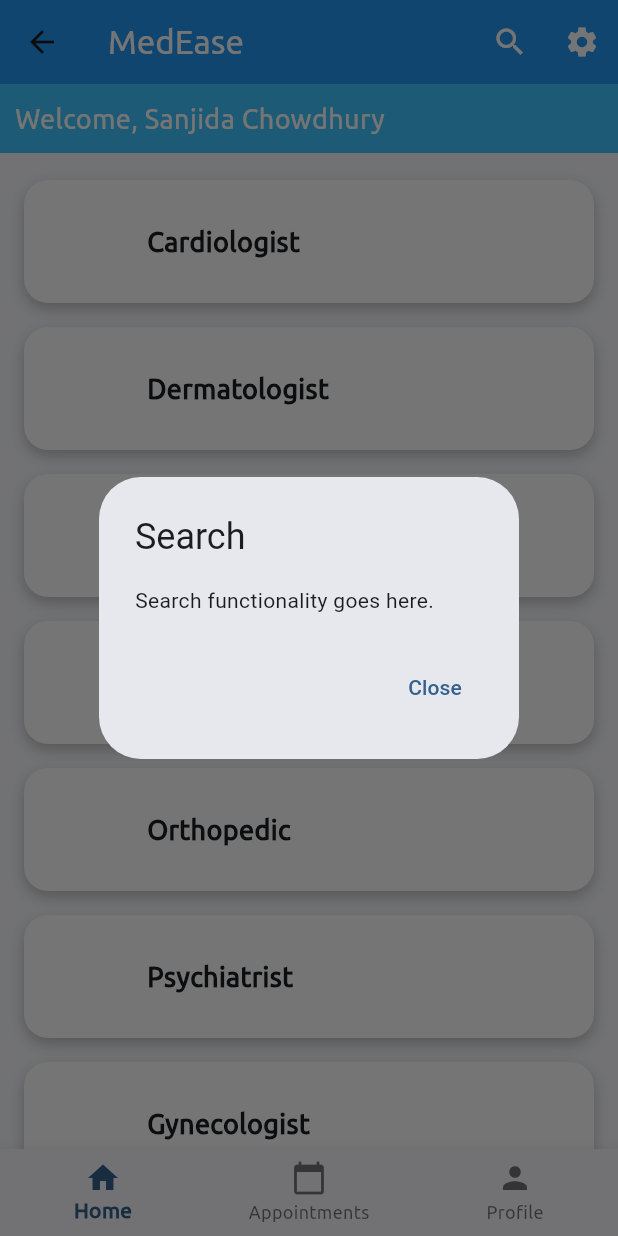
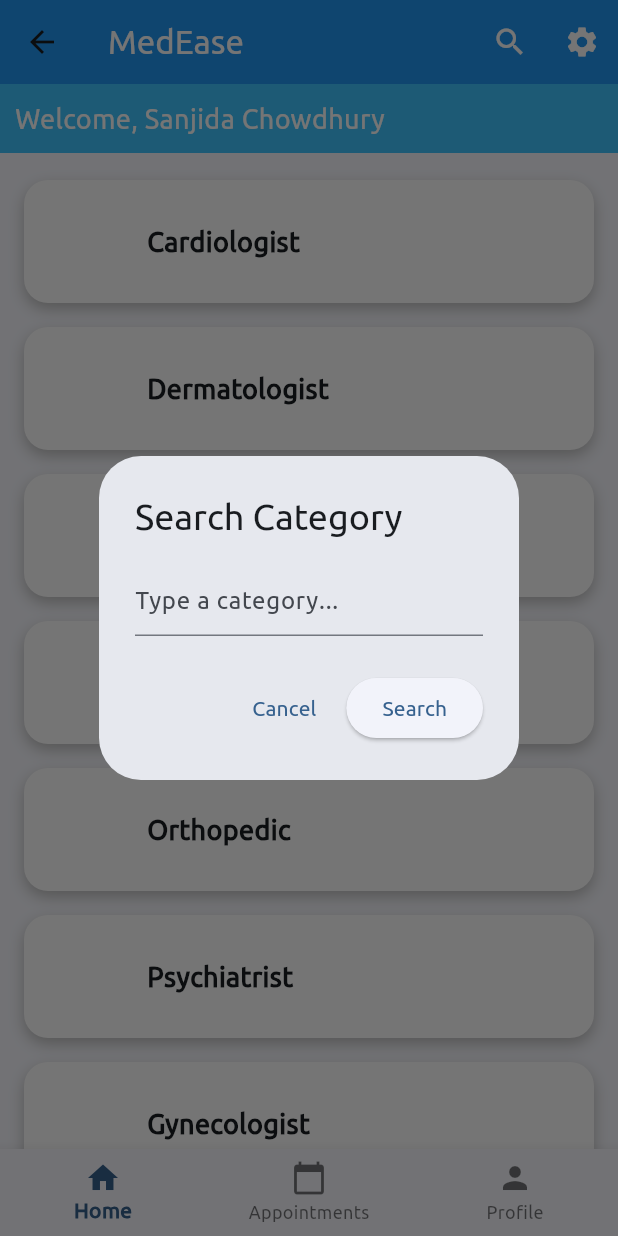
Before and after one commit to SanjidaBegumPoli/MedEase, a Flutter app: the Home screen opened directly, after a tap on the "search" icon, on a phone screen of 412 x 824 dp. Run offline on Flutter 3.47's test engine with Material 3 defaults, Android fonts, the phone set to English and light mode, and no system bars; our stand-ins replace firebase_auth, firebase_core, google_sign_in; accounts and stored records are empty.

Commit message:
commit name

```diff
--- a/lib/home.dart
+++ b/lib/home.dart
@@ -16,20 +16,15 @@ class _HomeState extends State<Home> {
   String email = 'sanjida@example.com';
   String phone = '+8801234567890';
 
+  final TextEditingController _searchController = TextEditingController();
+
   void _onItemTapped(int index) {
     setState(() {
       _selectedIndex = index;
     });
   }
 
-  List<Widget> get _pages => [
-        buildHomePage(),
-        buildAppointmentsPage(),
-        buildProfilePage(),
-      ];
-
-  Widget buildHomePage() {
-    var categories = [
+  final List<Map<String, String>> categories = [
     {'title': 'Cardiologist', 'image': 'assets/images/01.png'},
     {'title': 'Dermatologist', 'image': 'assets/images/01.png'},
     {'title': 'Neurologist', 'image': 'assets/images/01.png'},
@@ -46,6 +41,13 @@ class _HomeState extends State<Home> {
     {'title': 'General Physician', 'image': 'assets/images/01.png'},
   ];
 
+  List<Widget> get _pages => [
+        buildHomePage(),
+        buildAppointmentsPage(),
+        buildProfilePage(),
+      ];
+
+  Widget buildHomePage() {
     return Column(
       crossAxisAlignment: CrossAxisAlignment.stretch,
       children: [
@@ -232,6 +234,65 @@ class _HomeState extends State<Home> {
     );
   }
 
+  void _showSearchDialog() {
+    showDialog(
+      context: context,
+      builder: (context) {
+        return AlertDialog(
+          title: const Text(
+            'Search Category',
+            style: TextStyle(fontFamily: 'Ubuntu'),
+          ),
+          content: TextField(
+            controller: _searchController,
+            decoration: const InputDecoration(
+              hintText: 'Type a category...',
+              hintStyle: TextStyle(fontFamily: 'Ubuntu'),
+            ),
+            style: const TextStyle(fontFamily: 'Ubuntu'),
+          ),
+          actions: [
+            TextButton(
+              child: const Text('Cancel', style: TextStyle(fontFamily: 'Ubuntu')),
+              onPressed: () {
+                Navigator.pop(context);
+              },
+            ),
+            ElevatedButton(
+              child: const Text('Search', style: TextStyle(fontFamily: 'Ubuntu')),
+              onPressed: () {
+                final query = _searchController.text.trim();
+                final match = categories.firstWhere(
+                  (category) => category['title']!.toLowerCase() == query.toLowerCase(),
+                  orElse: () => {},
+                );
+
+                Navigator.pop(context); // close dialog
+
+                if (match.isNotEmpty) {
+                  Navigator.push(
+                    context,
+                    MaterialPageRoute(
+                      builder: (_) => DoctorListPage(
+                        category: match['title']!,
+                      ),
+                    ),
+                  );
+                } else {
+                  ScaffoldMessenger.of(context).showSnackBar(
+                    const SnackBar(
+                      content: Text('No category found.', style: TextStyle(fontFamily: 'Ubuntu')),
+                    ),
+                  );
+                }
+              },
+            ),
+          ],
+        );
+      },
+    );
+  }
+
   @override
   Widget build(BuildContext context) {
     return Scaffold(
@@ -243,25 +304,11 @@ class _HomeState extends State<Home> {
         backgroundColor: Colors.blue.shade500,
         actions: [
           IconButton(
-            icon: const Icon(Icons.search,color: Colors.white),
-            onPressed: () {
-              showDialog(
-                context: context,
-                builder: (context) => AlertDialog(
-                  title:  Text('Search',),
-                  content: const Text('Search functionality goes here.'),
-                  actions: [
-                    TextButton(
-                      child: const Text('Close'),
-                      onPressed: () => Navigator.pop(context),
-                    )
-                  ],
-                ),
-              );
-            },
+            icon: const Icon(Icons.search, color: Colors.white),
+            onPressed: _showSearchDialog,
           ),
           IconButton(
-            icon: const Icon(Icons.settings,color: Colors.white),
+            icon: const Icon(Icons.settings, color: Colors.white),
             onPressed: () {
               showDialog(
                 context: context,
--- a/lib/main.dart
+++ b/lib/main.dart
@@ -2,7 +2,7 @@ import 'package:flutter/material.dart';
 import 'package:firebase_core/firebase_core.dart';
 import 'firebase_options.dart';
 import 'splash.dart';
-import 'home.dart';
+
 
 void main() async {
   WidgetsFlutterBinding.ensureInitialized();
```
Lines whose indentation alone changed are shown as unchanged.
